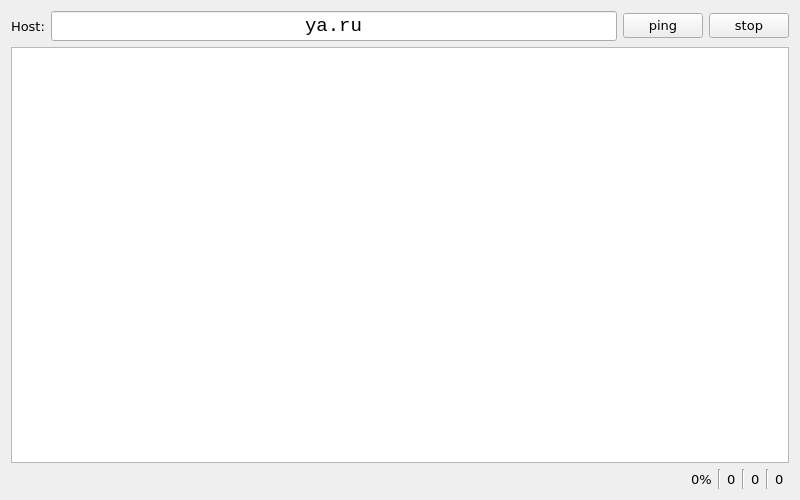
First picture: the form in mainwindow.ui, repository retifrav/pinger, before the edit.
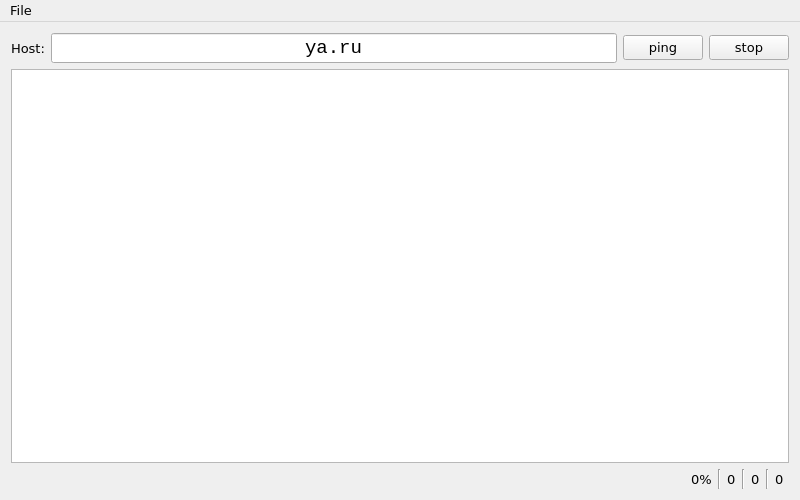
Second picture: the form after the edit.

The edit to the form file:
```diff
--- a/mainwindow.ui
+++ b/mainwindow.ui
@@ -215,6 +215,23 @@
     </item>
    </layout>
   </widget>
+  <widget class="QMenuBar" name="menuBar">
+   <property name="geometry">
+    <rect>
+     <x>0</x>
+     <y>0</y>
+     <width>800</width>
+     <height>22</height>
+    </rect>
+   </property>
+   <widget class="QMenu" name="menuFile">
+    <property name="title">
+     <string>File</string>
+    </property>
+    <addaction name="actionExit"/>
+   </widget>
+   <addaction name="menuFile"/>
+  </widget>
   <action name="actionExit">
    <property name="text">
     <string>Exit</string>
```
Left out of the diff: 2 changed lines with no effect on the pictures.
